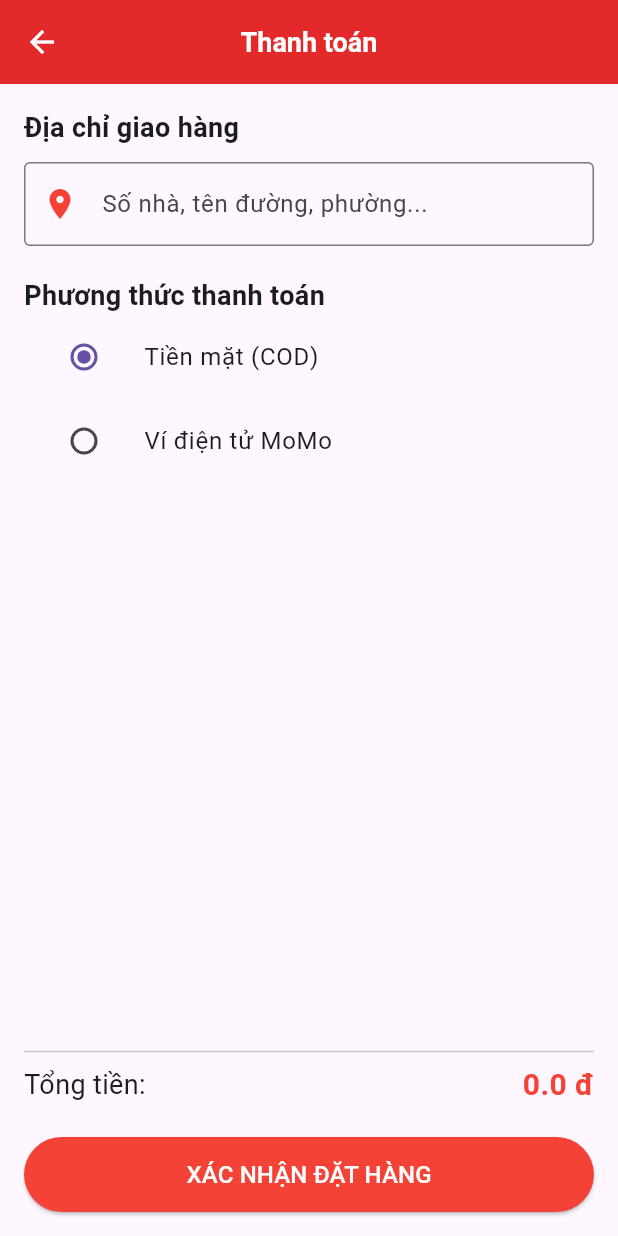
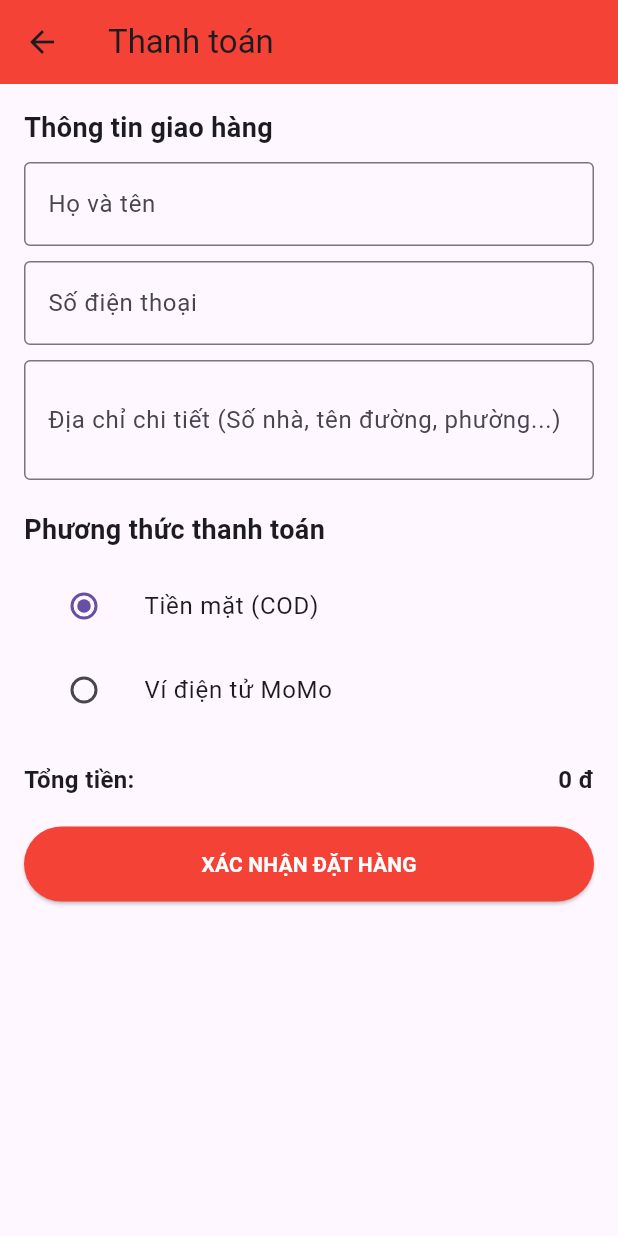
Before and after one commit to Khangle272/app_do_an_nhanh, a Flutter app: the CheckoutScreen screen opened directly, on a phone screen of 412 x 824 dp. Run offline on Flutter 3.47's test engine with Material 3 defaults, Android fonts, the phone set to English and light mode, and no system bars; our stand-ins replace google_fonts; network calls fail.

Commit message:
Fix order tracking: thêm paymentMethod, name, phone, address vào model và cập nhật các màn hình

```diff
--- a/lib/models/order_history_model.dart
+++ b/lib/models/order_history_model.dart
@@ -14,6 +14,12 @@ class OrderHistoryItem {
     required this.status,
     required this.paymentMethod,
   });
+
+  String? get name => null;
+
+  String? get phone => null;
+
+  String? get address => null;
 }
 
 const List<OrderHistoryItem> mockOrders = [
--- a/lib/screens/cart_screen.dart
+++ b/lib/screens/cart_screen.dart
@@ -177,8 +177,7 @@ class CartScreen extends StatelessWidget {
               onPressed: () {
                 Navigator.push(
                   context,
-                  MaterialPageRoute(
-                      builder: (context) => const CheckoutScreen()),
+                  MaterialPageRoute(builder: (context) => CheckoutScreen()),
                 );
               },
               style: ElevatedButton.styleFrom(
--- a/lib/screens/checkout_screen.dart
+++ b/lib/screens/checkout_screen.dart
@@ -1,8 +1,7 @@
-import 'package:app_do_an_nhanh/screens/order_tracking_screen.dart';
 import 'package:flutter/material.dart';
 import 'package:provider/provider.dart';
 import '../providers/cart_provider.dart';
-import '../widgets/custom_app_bar.dart';
+import 'order_tracking_screen.dart';
 
 class CheckoutScreen extends StatefulWidget {
   const CheckoutScreen({super.key});
@@ -12,123 +11,135 @@ class CheckoutScreen extends StatefulWidget {
 }
 
 class _CheckoutScreenState extends State<CheckoutScreen> {
-  final _addressController = TextEditingController();
+  final TextEditingController nameController = TextEditingController();
+  final TextEditingController phoneController = TextEditingController();
+  final TextEditingController addressController = TextEditingController();
 
-  // Bước 1: Sửa String thành int (1: Tiền mặt, 2: MoMo) để khớp với trang Tracking
-  int _selectedPayment = 1;
+  String _paymentMethod = "COD"; // mặc định chọn COD
 
   @override
   Widget build(BuildContext context) {
     final cart = Provider.of<CartProvider>(context);
 
     return Scaffold(
-      appBar: CustomAppBar(
-        title: 'Thanh toán',
-        onBackPressed: () => Navigator.pop(context),
-        centerTitle: true,
+      appBar: AppBar(
+        title: const Text("Thanh toán"),
+        backgroundColor: Colors.red,
       ),
-      body: Padding(
+      body: SingleChildScrollView(
         padding: const EdgeInsets.all(16.0),
         child: Column(
           crossAxisAlignment: CrossAxisAlignment.start,
           children: [
-            const Text(
-              'Địa chỉ giao hàng',
-              style: TextStyle(fontSize: 18, fontWeight: FontWeight.bold),
+            const Text("Thông tin giao hàng",
+                style: TextStyle(fontSize: 18, fontWeight: FontWeight.bold)),
+            const SizedBox(height: 10),
+            TextField(
+              controller: nameController,
+              decoration: const InputDecoration(
+                labelText: "Họ và tên",
+                border: OutlineInputBorder(),
+              ),
             ),
             const SizedBox(height: 10),
             TextField(
-              controller: _addressController,
+              controller: phoneController,
+              keyboardType: TextInputType.phone,
               decoration: const InputDecoration(
+                labelText: "Số điện thoại",
                 border: OutlineInputBorder(),
-                hintText: 'Số nhà, tên đường, phường...',
-                prefixIcon: Icon(Icons.location_on, color: Colors.red),
               ),
             ),
+            const SizedBox(height: 10),
+            TextField(
+              controller: addressController,
+              decoration: const InputDecoration(
+                labelText: "Địa chỉ chi tiết (Số nhà, tên đường, phường...)",
+                border: OutlineInputBorder(),
+              ),
+              maxLines: 2,
+            ),
             const SizedBox(height: 20),
-            const Text(
-              'Phương thức thanh toán',
-              style: TextStyle(fontSize: 18, fontWeight: FontWeight.bold),
+            const Text("Phương thức thanh toán",
+                style: TextStyle(fontSize: 18, fontWeight: FontWeight.bold)),
+            const SizedBox(height: 10),
+            ListTile(
+              leading: Radio<String>(
+                value: "COD",
+                groupValue: _paymentMethod,
+                onChanged: (value) {
+                  setState(() {
+                    _paymentMethod = value!;
+                  });
+                },
+              ),
+              title: const Text("Tiền mặt (COD)"),
             ),
-
-            // Bước 2: Cập nhật ListTile cho Tiền mặt (value: 1)
             ListTile(
-              title: const Text('Tiền mặt (COD)'),
-              leading: Radio<int>(
-                value: 1,
-                groupValue: _selectedPayment,
-                onChanged: (value) => setState(() => _selectedPayment = value!),
+              leading: Radio<String>(
+                value: "MoMo",
+                groupValue: _paymentMethod,
+                onChanged: (value) {
+                  setState(() {
+                    _paymentMethod = value!;
+                  });
+                },
               ),
+              title: const Text("Ví điện tử MoMo"),
             ),
-
-            // Bước 3: Cập nhật ListTile cho MoMo (value: 2)
-            ListTile(
-              title: const Text('Ví điện tử MoMo'),
-              leading: Radio<int>(
-                value: 2,
-                groupValue: _selectedPayment,
-                onChanged: (value) => setState(() => _selectedPayment = value!),
-              ),
-            ),
-
-            const Spacer(),
-            const Divider(),
+            const SizedBox(height: 20),
             Row(
               mainAxisAlignment: MainAxisAlignment.spaceBetween,
               children: [
-                const Text('Tổng tiền:', style: TextStyle(fontSize: 18)),
-                Text(
-                  '${cart.totalAmount} đ',
-                  style: const TextStyle(
-                    fontSize: 20,
-                    fontWeight: FontWeight.bold,
-                    color: Colors.red,
-                  ),
-                ),
+                const Text("Tổng tiền:",
+                    style:
+                        TextStyle(fontSize: 16, fontWeight: FontWeight.bold)),
+                Text("${cart.totalAmount.toInt()} đ",
+                    style: const TextStyle(
+                        fontSize: 16, fontWeight: FontWeight.bold)),
               ],
             ),
             const SizedBox(height: 20),
             ElevatedButton(
               onPressed: () {
-                // Kiểm tra địa chỉ trước khi đặt
-                if (_addressController.text.trim().isEmpty) {
+                final name = nameController.text;
+                final phone = phoneController.text;
+                final address = addressController.text;
+
+                if (name.isEmpty || phone.isEmpty || address.isEmpty) {
                   ScaffoldMessenger.of(context).showSnackBar(
                     const SnackBar(
-                        content: Text('Vui lòng nhập địa chỉ giao hàng!')),
+                        content: Text("Vui lòng nhập đầy đủ thông tin")),
                   );
-                  return;
+                } else {
+                  ScaffoldMessenger.of(context).showSnackBar(
+                    SnackBar(content: Text("Đặt hàng thành công cho $name")),
+                  );
+                  Navigator.pushReplacement(
+                    context,
+                    MaterialPageRoute(
+                      builder: (context) => OrderTrackingScreen(
+                        paymentMethod: _paymentMethod == "COD" ? 1 : 2,
+                        name: name,
+                        phone: phone,
+                        address: address,
+                      ),
+                    ),
+                  );
                 }
-
-                cart.clearCart();
-
-                // Bước 4: Chuyển trang (Đã bỏ const và truyền biến int vào)
-                Navigator.pushAndRemoveUntil(
-                  context,
-                  MaterialPageRoute(
-                    builder: (context) =>
-                        OrderTrackingScreen(paymentMethod: _selectedPayment),
-                  ),
-                  (route) => false,
-                );
               },
               style: ElevatedButton.styleFrom(
                 backgroundColor: Colors.red,
+                padding: const EdgeInsets.symmetric(vertical: 14),
                 minimumSize: const Size(double.infinity, 50),
               ),
-              child: const Text(
-                'XÁC NHẬN ĐẶT HÀNG',
-                style: TextStyle(color: Colors.white, fontSize: 16),
-              ),
+              child: const Text("XÁC NHẬN ĐẶT HÀNG",
+                  style: TextStyle(
+                      color: Colors.white, fontWeight: FontWeight.bold)),
             ),
           ],
         ),
       ),
     );
   }
-
-  @override
-  void dispose() {
-    _addressController.dispose();
-    super.dispose();
-  }
 }
--- a/lib/screens/order_history_screen.dart
+++ b/lib/screens/order_history_screen.dart
@@ -102,6 +102,9 @@ class _OrderHistoryCard extends StatelessWidget {
                       MaterialPageRoute(
                         builder: (_) => OrderTrackingScreen(
                           paymentMethod: order.paymentMethod,
+                          name: order.name,
+                          phone: order.phone,
+                          address: order.address,
                         ),
                       ),
                     );
```
Also changed, not shown: lib/screens/order_tracking_screen.dart (+63 -33 lines).
